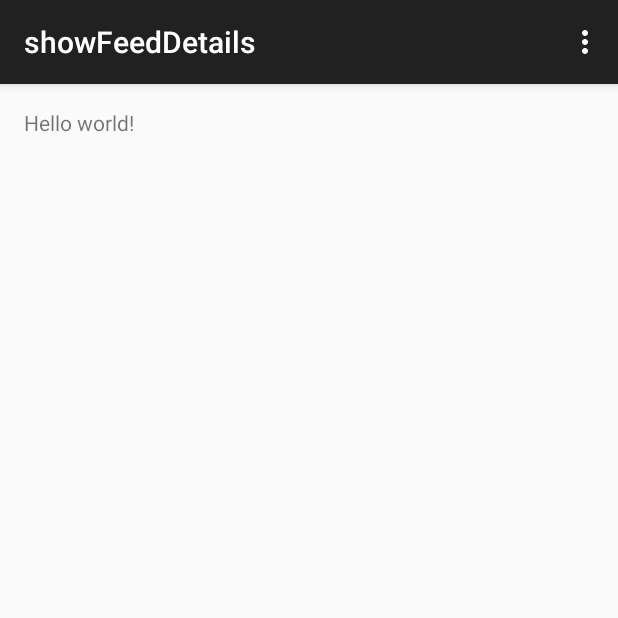
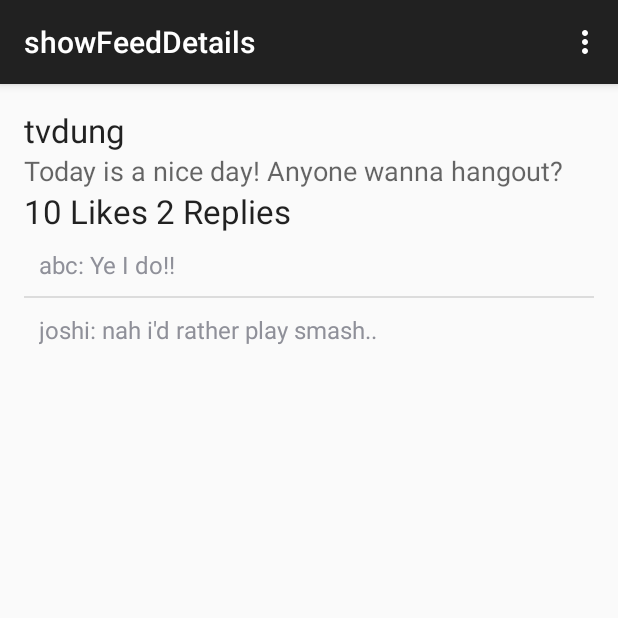
Before and after one commit to tvdung94/game-peer-finder, an Android app: the Feed_Fragment screen opened directly, with no data from a screen before it, after a tap on "Today is a nice day! Anyone wanna hangou", on a phone screen of 412 x 824 dp, the top half of it. Run offline under Robolectric (Android 15) with nearby library versions, the phone set to English and light mode, and no system bars.

Commit message:
Working on feed part

```diff
--- a/app/src/main/java/com/org/dungtranvu/local_gaming_peers_finder/Feed_Fragment.java
+++ b/app/src/main/java/com/org/dungtranvu/local_gaming_peers_finder/Feed_Fragment.java
@@ -100,7 +100,7 @@ public class Feed_Fragment extends android.support.v4.app.Fragment {
         context = getActivity();
         view = v;
 
-        message_list.add(new Message("tvdung", "Today is a nice day! Anyone wanna hangout? ", 10, "Ye I do!!"));
+        message_list.add(new Message("tvdung", "Today is a nice day! Anyone wanna hangout? ", 10, "abc: Ye I do!!\njoshi: nah i'd rather play smash..\n"));
         ListView lv = (ListView) v.findViewById(R.id.listView);
         Message_list_adapter mla = new Message_list_adapter();
         lv.setAdapter(mla);
@@ -112,7 +112,8 @@ public class Feed_Fragment extends android.support.v4.app.Fragment {
                 next.putExtra("Username", current_message.getUsername());
                 next.putExtra("Likes", current_message.getLike());
                 next.putExtra("Replies", current_message.getReplies());
-                next.putExtra("Likes_count", current_message.getReplies_count());
+                next.putExtra("Replies_count", current_message.getReplies_count());
+                next.putExtra("Content", current_message.getContent());
                 startActivity(next);
             }
         });
--- a/app/src/main/java/com/org/dungtranvu/local_gaming_peers_finder/MainActivity.java
+++ b/app/src/main/java/com/org/dungtranvu/local_gaming_peers_finder/MainActivity.java
@@ -4,6 +4,7 @@ import java.net.Socket;
 import java.util.Locale;
 
 import android.net.Uri;
+import android.support.v4.app.FragmentStatePagerAdapter;
 import android.support.v7.app.ActionBarActivity;
 import android.support.v7.app.ActionBar;
 import android.support.v4.app.Fragment;
@@ -94,7 +95,7 @@ LeaderBoard_Fragment.OnFragmentInteractionListener{
      * A {@link FragmentPagerAdapter} that returns a fragment corresponding to
      * one of the sections/tabs/pages.
      */
-    public class SectionsPagerAdapter extends FragmentPagerAdapter {
+    public class SectionsPagerAdapter extends FragmentStatePagerAdapter {
 
         public SectionsPagerAdapter(FragmentManager fm) {
             super(fm);
--- a/app/src/main/java/com/org/dungtranvu/local_gaming_peers_finder/showFeedDetails.java
+++ b/app/src/main/java/com/org/dungtranvu/local_gaming_peers_finder/showFeedDetails.java
@@ -1,18 +1,66 @@
 package com.org.dungtranvu.local_gaming_peers_finder;
 
+import android.os.AsyncTask;
 import android.support.v7.app.ActionBarActivity;
 import android.os.Bundle;
 import android.view.Menu;
 import android.view.MenuItem;
+import android.widget.ArrayAdapter;
+import android.widget.ListView;
+import android.widget.TextView;
+
+import java.util.ArrayList;
+import java.util.List;
 
 public class showFeedDetails extends ActionBarActivity {
 
+    TextView tv_username;
+    TextView tv_content;
+    TextView tv_specs;
+    ListView lv;
+    List<String> replies_list = new ArrayList<String>();
     @Override
     protected void onCreate(Bundle savedInstanceState) {
         super.onCreate(savedInstanceState);
         setContentView(R.layout.activity_show_feed_details);
+        tv_username = (TextView) findViewById(R.id.textView_showFeedDetails_Username);
+        tv_content = (TextView) findViewById(R.id.textView_showFeedDetails_Content);
+        tv_specs = (TextView) findViewById(R.id.textView_showFeedDetails_Specs);
+        lv = (ListView) findViewById(R.id.listView_showFeedDetails_replies);
+        (new UpdateFeedDetails()).execute();
     }
+    private class UpdateFeedDetails extends AsyncTask<Void, Void, Void> {
 
+        String username;
+        String content;
+        String replies;
+        int likes;
+        int replies_count;
+        @Override
+        protected Void doInBackground(Void... params) {
+            Bundle extra = getIntent().getExtras();
+            username = extra.getString("Username");
+            content = extra.getString("Content");
+            replies = extra.getString("Replies");
+            likes = extra.getInt("Likes");
+            replies_count = extra.getInt("Replies_count");
+            int start = 0;
+            for (int i = 0; i < replies.length(); i++) {
+                if (replies.charAt(i) == '\n') {
+                    replies_list.add(replies.substring(start, i));
+                    start = i + 1;
+                }
+            }
+            return null;
+        }
+        @Override
+        protected void onPostExecute(Void params) {
+            tv_username.setText(username);
+            tv_content.setText(content);
+            tv_specs.setText(Integer.toString(likes)+ " Likes " + Integer.toString(replies_count)+ " Replies");
+            lv.setAdapter(new ArrayAdapter<String>(getBaseContext(), R.layout.showfeeddetails_replies_listview, replies_list));
+        }
+    }
     @Override
     public boolean onCreateOptionsMenu(Menu menu) {
         // Inflate the menu; this adds items to the action bar if it is present.
--- a/app/src/main/res/layout/activity_show_feed_details.xml
+++ b/app/src/main/res/layout/activity_show_feed_details.xml
@@ -6,7 +6,37 @@
     android:paddingBottom="@dimen/activity_vertical_margin"
     tools:context="com.org.dungtranvu.local_gaming_peers_finder.showFeedDetails">
 
-    <TextView android:text="@string/hello_world" android:layout_width="wrap_content"
-        android:layout_height="wrap_content" />
+    <TextView
+        android:layout_width="wrap_content"
+        android:layout_height="wrap_content"
+        android:textAppearance="?android:attr/textAppearanceLarge"
+        android:text="Large Text"
+        android:id="@+id/textView_showFeedDetails_Username"
+        android:layout_alignParentTop="true"
+        android:layout_alignParentStart="true" />
 
+    <TextView
+        android:layout_width="wrap_content"
+        android:layout_height="wrap_content"
+        android:textAppearance="?android:attr/textAppearanceMedium"
+        android:text="Medium Text"
+        android:id="@+id/textView_showFeedDetails_Content"
+        android:layout_below="@+id/textView_showFeedDetails_Username"
+        android:layout_alignParentStart="true" />
+
+    <TextView
+        android:layout_width="wrap_content"
+        android:layout_height="wrap_content"
+        android:textAppearance="?android:attr/textAppearanceLarge"
+        android:text="Large Text"
+        android:id="@+id/textView_showFeedDetails_Specs"
+        android:layout_below="@+id/textView_showFeedDetails_Content"
+        android:layout_alignParentStart="true" />
+
+    <ListView
+        android:layout_width="wrap_content"
+        android:layout_height="wrap_content"
+        android:id="@+id/listView_showFeedDetails_replies"
+        android:layout_below="@+id/textView_showFeedDetails_Specs"
+        android:layout_centerHorizontal="true" />
 </RelativeLayout>
--- /dev/null
+++ b/app/src/main/res/layout/showfeeddetails_replies_listview.xml
@@ -0,0 +1,7 @@
+<TextView xmlns:android="http://schemas.android.com/apk/res/android"
+    android:id="@+id/rowTextView"
+    android:layout_width="fill_parent"
+    android:layout_height="wrap_content"
+    android:padding="10dp"
+    android:textSize="16sp" >
+</TextView>
```
